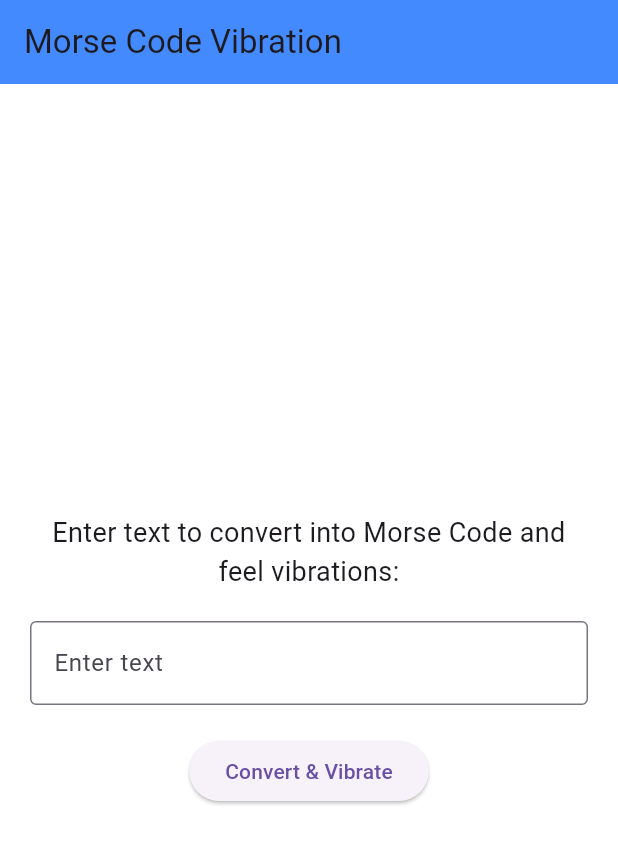
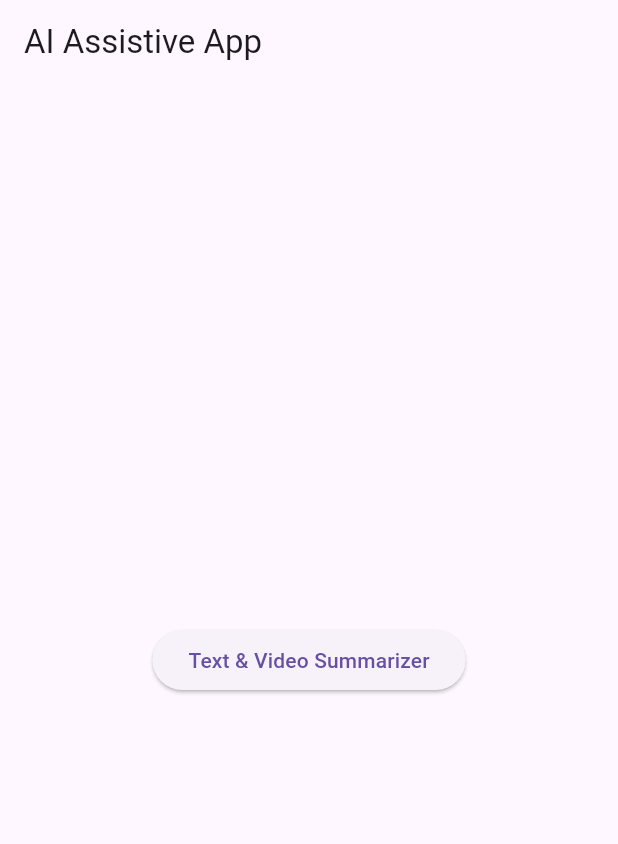
Before and after one commit to saviosebastian18/morsecode_vibration, a Flutter app: the screen it shows after launch, on a phone screen of 412 x 824 dp. Shown: the top 844 px of the screen. Run offline on Flutter 3.47's test engine with Material 3 defaults, Android fonts, the phone set to English and light mode, and no system bars; our stand-ins replace file_picker, permission_handler, vibration; missing offline and left inert: flutter_ffmpeg, google_speech.

Commit message:
Initial commit

```diff
--- a/lib/main.dart
+++ b/lib/main.dart
@@ -1,68 +1,119 @@
+import 'dart:convert';
+import 'dart:io';
+import 'package:file_picker/file_picker.dart';
 import 'package:flutter/material.dart';
+import 'package:flutter_ffmpeg/flutter_ffmpeg.dart';
+import 'package:google_speech/google_speech.dart';
+import 'package:http/http.dart' as http;
+import 'package:permission_handler/permission_handler.dart';
 import 'package:vibration/vibration.dart';
 
 void main() {
-  runApp(const MorseVibrationApp());
+  runApp(const SummarizerApp());
 }
 
-class MorseVibrationApp extends StatelessWidget {
-  const MorseVibrationApp({super.key});
+class SummarizerApp extends StatelessWidget {
+  const SummarizerApp({super.key});
 
   @override
   Widget build(BuildContext context) {
     return MaterialApp(
-      title: 'Morse Code Vibration',
+      title: 'AI Summarizer & Vibration',
       debugShowCheckedModeBanner: false,
-      theme: ThemeData.light().copyWith(
-        primaryColor: Colors.blueAccent,
-        scaffoldBackgroundColor: Colors.white,
-      ),
-      home: const MorseCodeScreen(),
+      theme: ThemeData.light(),
+      home: const HomePage(),
     );
   }
 }
 
-class MorseCodeScreen extends StatefulWidget {
-  const MorseCodeScreen({super.key});
+class HomePage extends StatelessWidget {
+  const HomePage({super.key});
 
   @override
-  State<MorseCodeScreen> createState() => _MorseCodeScreenState();
+  Widget build(BuildContext context) {
+    return Scaffold(
+      appBar: AppBar(title: const Text("AI Assistive App")),
+      body: Center(
+        child: ElevatedButton(
+          onPressed: () => Navigator.push(
+            context,
+            MaterialPageRoute(builder: (_) => const TextSummarizerPage()),
+          ),
+          child: const Text("Text & Video Summarizer"),
+        ),
+      ),
+    );
+  }
 }
 
-class _MorseCodeScreenState extends State<MorseCodeScreen> {
+class TextSummarizerPage extends StatefulWidget {
+  const TextSummarizerPage({super.key});
+
+  @override
+  State<TextSummarizerPage> createState() => _TextSummarizerPageState();
+}
+
+class _TextSummarizerPageState extends State<TextSummarizerPage> {
   final TextEditingController _textController = TextEditingController();
-  final Map<String, String> morseMap = {
-    'A': '.-', 'B': '-...', 'C': '-.-.', 'D': '-..', 'E': '.', 'F': '..-.',
-    'G': '--.', 'H': '....', 'I': '..', 'J': '.---', 'K': '-.-', 'L': '.-..',
-    'M': '--', 'N': '-.', 'O': '---', 'P': '.--.', 'Q': '--.-', 'R': '.-.',
-    'S': '...', 'T': '-', 'U': '..-', 'V': '...-', 'W': '.--', 'X': '-..-',
-    'Y': '-.--', 'Z': '--..', '1': '.----', '2': '..---', '3': '...--',
-    '4': '....-', '5': '.....', '6': '-....', '7': '--...', '8': '---..',
-    '9': '----.', '0': '-----', ' ': ' '  // Space between words
-  };
+  String _summary = '';
+  bool _loading = false;
+  final FlutterFFmpeg _ffmpeg = FlutterFFmpeg();
 
-  /// Converts text to Morse code
-  String convertToMorse(String text) {
-    return text.toUpperCase().split('').map((char) {
-      return morseMap[char] ?? '';
-    }).join(' ');
+  Future<void> summarizeText(String inputText) async {
+    setState(() => _loading = true);
+    const apiKey = 'YOUR_GEMINI_API_KEY_HERE';
+    const url = 'https://generativelanguage.googleapis.com/v1beta/models/gemini-pro:generateContent?key=$apiKey';
+
+    final response = await http.post(
+      Uri.parse(url),
+      headers: {'Content-Type': 'application/json'},
+      body: jsonEncode({"contents": [{"parts": [{"text": "Summarize the following:\n$inputText"}]}]}),
+    );
+
+    if (response.statusCode == 200) {
+      final json = jsonDecode(response.body);
+      final text = json['candidates'][0]['content']['parts'][0]['text'];
+      setState(() => _summary = text);
+    } else {
+      setState(() => _summary = 'Failed to summarize');
+    }
+    setState(() => _loading = false);
   }
 
-  /// Vibrates based on Morse Code pattern
-  Future<void> vibrateMorse(String morse) async {
+  Future<void> pickVideoFile() async {
+    var status = await Permission.storage.request();
+    if (status.isGranted) {
+      FilePickerResult? result = await FilePicker.platform.pickFiles(type: FileType.video);
+      if (result != null) {
+        File videoFile = File(result.files.single.path!);
+        extractAudio(videoFile);
+      }
+    }
+  }
+
+  Future<void> extractAudio(File videoFile) async {
+    String audioPath = videoFile.path.replaceAll('.mp4', '.wav');
+    await _ffmpeg.execute('-i ${videoFile.path} -q:a 0 -map a $audioPath');
+    transcribeAudio(audioPath);
+  }
+
+  Future<void> transcribeAudio(String audioPath) async {
+    final speechToText = GoogleSpeechToText();
+    String transcribedText = await speechToText.transcribeAudio(audioPath);
+    _textController.text = transcribedText;
+    summarizeText(transcribedText);
+  }
+
+  Future<void> vibrateMorse(String text) async {
+    String morse = convertToMorse(text);
     List<int> pattern = [];
-    int dotDuration = 200;  // Duration of a dot
-    int dashDuration = 600; // Duration of a dash
-    int gapBetweenSymbols = 200;
-    int spaceBetweenLetters = 400;
+    int dot = 200, dash = 600, gap = 200, letterGap = 600, wordGap = 1400, sentenceGap = 2000;
 
     for (var symbol in morse.split('')) {
-      if (symbol == '.') {
-        pattern.add(dotDuration);
-      } else if (symbol == '-') {
-        pattern.add(dashDuration);
-      }
-      pattern.add(gapBetweenSymbols); // Gap after dot/dash
+      if (symbol == '.') pattern.add(dot);
+      else if (symbol == '-') pattern.add(dash);
+      else if (symbol == ' ') pattern.add(wordGap);
+      pattern.add(gap);
     }
 
     if (await Vibration.hasVibrator() ?? false) {
@@ -70,42 +121,37 @@ class _MorseCodeScreenState extends State<MorseCodeScreen> {
     }
   }
 
+  String convertToMorse(String text) {
+    final Map<String, String> morseMap = {
+      'A': '.-', 'B': '-...', 'C': '-.-.', 'D': '-..', 'E': '.', 'F': '..-.',
+      'G': '--.', 'H': '....', 'I': '..', 'J': '.---', 'K': '-.-', 'L': '.-..',
+      'M': '--', 'N': '-.', 'O': '---', 'P': '.--.', 'Q': '--.-', 'R': '.-.',
+      'S': '...', 'T': '-', 'U': '..-', 'V': '...-', 'W': '.--', 'X': '-..-',
+      'Y': '-.--', 'Z': '--..', ' ': ' '
+    };
+    return text.toUpperCase().split('').map((char) => morseMap[char] ?? '').join(' ');
+  }
+
   @override
   Widget build(BuildContext context) {
     return Scaffold(
-      appBar: AppBar(
-        title: const Text("Morse Code Vibration"),
-        backgroundColor: Colors.blueAccent,
-      ),
+      appBar: AppBar(title: const Text("Summarizer")),
       body: Padding(
-        padding: const EdgeInsets.all(20.0),
+        padding: const EdgeInsets.all(20),
         child: Column(
-          mainAxisAlignment: MainAxisAlignment.center,
           children: [
-            const Text(
-              "Enter text to convert into Morse Code and feel vibrations:",
-              textAlign: TextAlign.center,
-              style: TextStyle(fontSize: 18),
-            ),
-            const SizedBox(height: 20),
             TextField(
               controller: _textController,
+              maxLines: 6,
               decoration: const InputDecoration(
+                labelText: 'Enter text manually',
                 border: OutlineInputBorder(),
-                labelText: "Enter text",
               ),
             ),
-            const SizedBox(height: 20),
-            ElevatedButton(
-              onPressed: () {
-                String morseCode = convertToMorse(_textController.text);
-                vibrateMorse(morseCode);
-                ScaffoldMessenger.of(context).showSnackBar(
-                  SnackBar(content: Text("Vibrating Morse: $morseCode")),
-                );
-              },
-              child: const Text("Convert & Vibrate"),
-            ),
+            ElevatedButton(onPressed: pickVideoFile, child: const Text("Upload Video")),
+            ElevatedButton(onPressed: _loading ? null : () => summarizeText(_textController.text), child: _loading ? const CircularProgressIndicator() : const Text("Summarize")),
+            Text(_summary, style: const TextStyle(fontSize: 16)),
+            ElevatedButton(onPressed: () => vibrateMorse(_summary), child: const Text("Translate to Vibration")),
           ],
         ),
       ),
```
